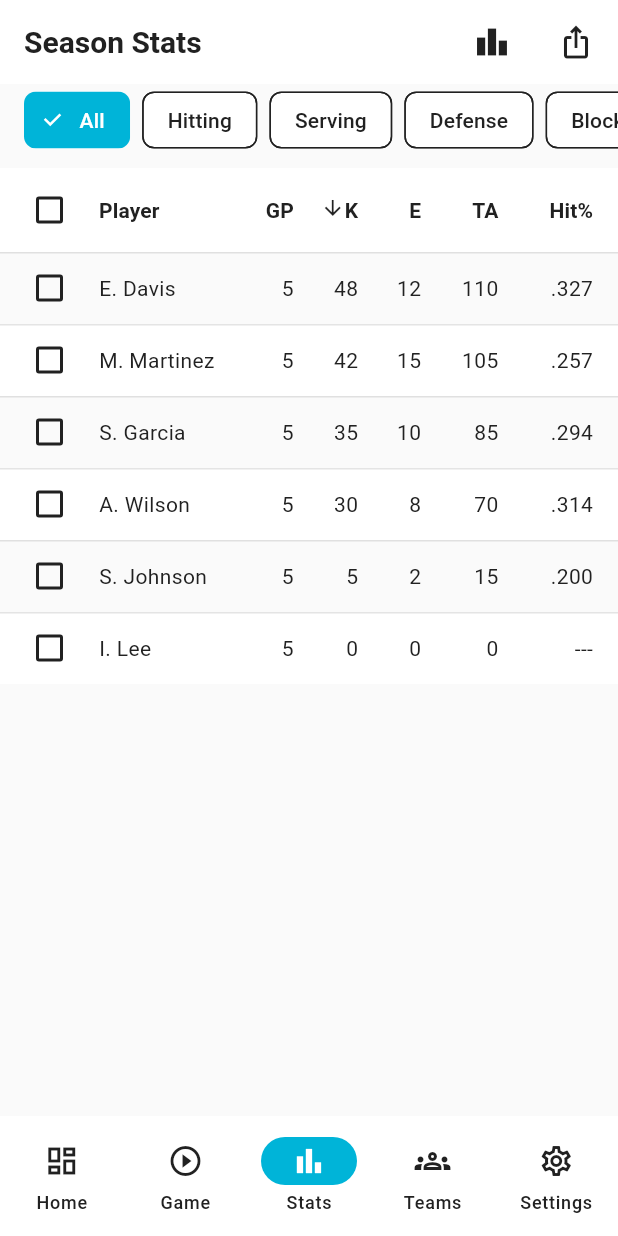
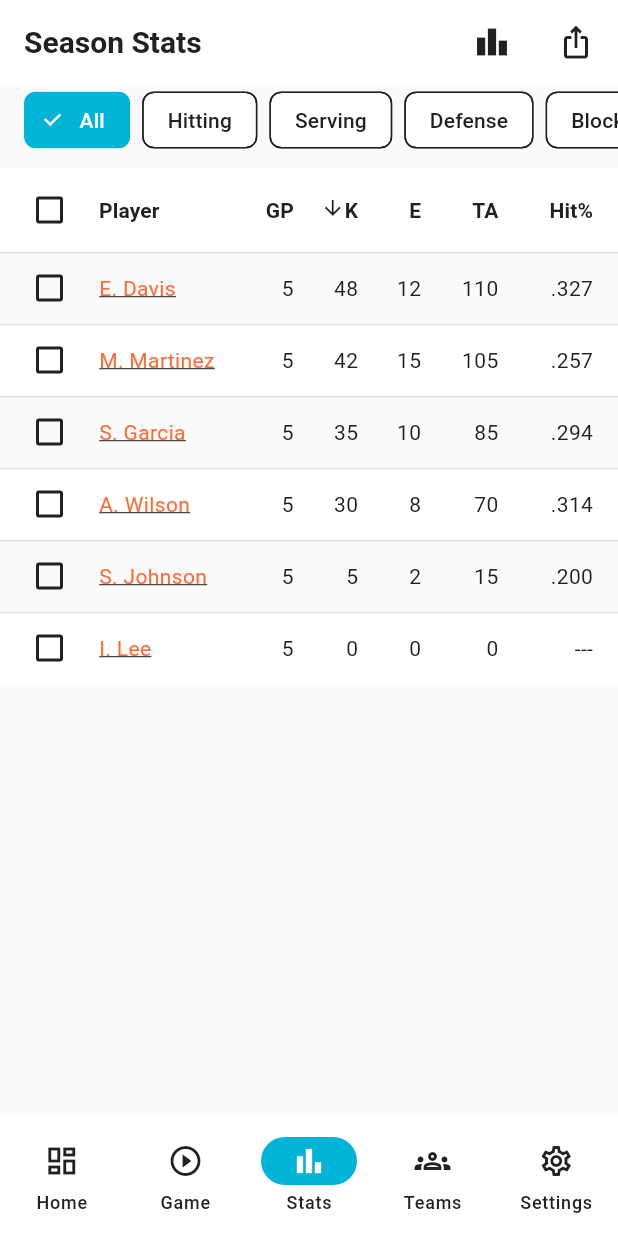
Before and after one commit to alpine-labs/statline, a Flutter app: the screen it shows after launch, item 3 of the bottom bar chosen, on a phone screen of 412 x 824 dp. Run offline on Flutter 3.47's test engine with Material 3 defaults, Android fonts, the phone set to English and light mode, and no system bars; our stand-ins replace connectivity_plus, csv, drift, fl_chart, flutter_riverpod, go_router and 4 more; missing offline and left inert: dart:html; accounts and stored records are empty.

Commit message:
feat: make stats table checkboxes functional for player selection
- StatsTable: checkboxes now toggle selection state (not navigate)
- StatsTable: player name is a tappable link (underlined) to navigate to detail
- SeasonStatsScreen: tracks selected players, shows count in appbar
- SeasonStatsScreen: clear selection button when players selected
- SeasonStatsScreen: CSV export respects selection (exports only selected)
- Selected rows highlighted with primary container color

Co-authored-by: Copilot <223556219+Copilot@users.noreply.github.com>

```diff
--- a/lib/presentation/screens/stats/season_stats_screen.dart
+++ b/lib/presentation/screens/stats/season_stats_screen.dart
@@ -21,6 +21,7 @@ class _SeasonStatsScreenState extends ConsumerState<SeasonStatsScreen> {
   String _activeFilter = 'All';
   String _sortColumn = 'kills';
   bool _sortAscending = false;
+  final Set<String> _selectedPlayerIds = {};
 
   static const _filters = ['All', 'Hitting', 'Serving', 'Defense', 'Blocking'];
 
@@ -31,8 +32,16 @@ class _SeasonStatsScreenState extends ConsumerState<SeasonStatsScreen> {
 
     return Scaffold(
       appBar: AppBar(
-        title: const Text('Season Stats'),
+        title: Text(_selectedPlayerIds.isEmpty
+            ? 'Season Stats'
+            : '${_selectedPlayerIds.length} Selected'),
         actions: [
+          if (_selectedPlayerIds.isNotEmpty)
+            IconButton(
+              icon: const Icon(Icons.close),
+              tooltip: 'Clear selection',
+              onPressed: () => setState(() => _selectedPlayerIds.clear()),
+            ),
           IconButton(
             icon: const Icon(Icons.leaderboard),
             tooltip: 'Leaderboards',
@@ -119,6 +128,7 @@ class _SeasonStatsScreenState extends ConsumerState<SeasonStatsScreen> {
                   rows: rows,
                   sortColumnKey: _sortColumn,
                   sortAscending: _sortAscending,
+                  selectedPlayerIds: _selectedPlayerIds,
                   onSort: (key, ascending) {
                     setState(() {
                       _sortColumn = key;
@@ -133,6 +143,15 @@ class _SeasonStatsScreenState extends ConsumerState<SeasonStatsScreen> {
                             PlayerDetailScreen(playerId: playerId),
                       ),
                     );
+                  },
+                  onRowSelected: (playerId, selected) {
+                    setState(() {
+                      if (selected) {
+                        _selectedPlayerIds.add(playerId);
+                      } else {
+                        _selectedPlayerIds.remove(playerId);
+                      }
+                    });
                   },
                 );
               },
@@ -265,12 +284,19 @@ class _SeasonStatsScreenState extends ConsumerState<SeasonStatsScreen> {
   }
 
   void _exportSeasonCsv(BuildContext context) async {
-    final stats = ref.read(seasonStatsProvider).valueOrNull ?? [];
+    var stats = ref.read(seasonStatsProvider).valueOrNull ?? [];
     if (stats.isEmpty) {
       ScaffoldMessenger.of(context).showSnackBar(
         const SnackBar(content: Text('No stats to export')),
       );
       return;
+    }
+
+    // If players are selected, only export those
+    if (_selectedPlayerIds.isNotEmpty) {
+      stats = stats
+          .where((s) => _selectedPlayerIds.contains(s.playerId))
+          .toList();
     }
 
     try {
--- a/lib/presentation/screens/stats/widgets/stats_table.dart
+++ b/lib/presentation/screens/stats/widgets/stats_table.dart
@@ -29,6 +29,8 @@ class StatsTable extends StatelessWidget {
   final bool sortAscending;
   final void Function(String key, bool ascending)? onSort;
   final void Function(String playerId)? onRowTap;
+  final Set<String> selectedPlayerIds;
+  final void Function(String playerId, bool selected)? onRowSelected;
 
   const StatsTable({
     super.key,
@@ -38,6 +40,8 @@ class StatsTable extends StatelessWidget {
     this.sortAscending = false,
     this.onSort,
     this.onRowTap,
+    this.selectedPlayerIds = const {},
+    this.onRowSelected,
   });
 
   int? _resolveSortIndex() {
@@ -75,15 +79,21 @@ class StatsTable extends StatelessWidget {
           rows: List.generate(rows.length, (index) {
             final row = rows[index];
             final isEvenRow = index % 2 == 0;
+            final isSelected = selectedPlayerIds.contains(row.playerId);
 
             return DataRow(
-              color: WidgetStateProperty.all(
-                isEvenRow
+              selected: isSelected,
+              color: WidgetStateProperty.resolveWith((states) {
+                if (states.contains(WidgetState.selected)) {
+                  return colorScheme.primaryContainer.withAlpha(100);
+                }
+                return isEvenRow
                     ? Colors.transparent
-                    : colorScheme.surfaceContainerLow,
-              ),
-              onSelectChanged: onRowTap != null
-                  ? (_) => onRowTap!(row.playerId)
+                    : colorScheme.surfaceContainerLow;
+              }),
+              onSelectChanged: onRowSelected != null
+                  ? (selected) =>
+                      onRowSelected!(row.playerId, selected ?? false)
                   : null,
               cells: columns.map((col) {
                 final value = row.values[col.key];
@@ -111,6 +121,18 @@ class StatsTable extends StatelessWidget {
                   displayValue = '$value';
                 }
 
+                if (col.key == 'player' && onRowTap != null) {
+                  return DataCell(
+                    Text(
+                      displayValue,
+                      style: TextStyle(
+                        color: colorScheme.primary,
+                        decoration: TextDecoration.underline,
+                      ),
+                    ),
+                    onTap: () => onRowTap!(row.playerId),
+                  );
+                }
                 return DataCell(Text(displayValue));
               }).toList(),
             );
```
